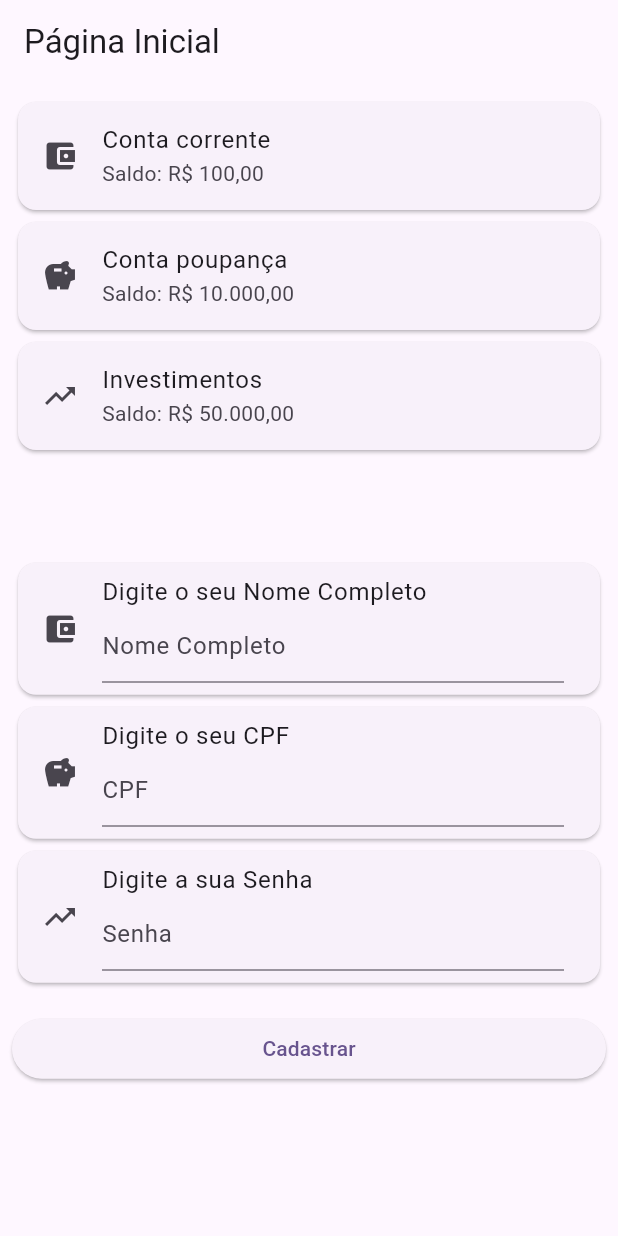
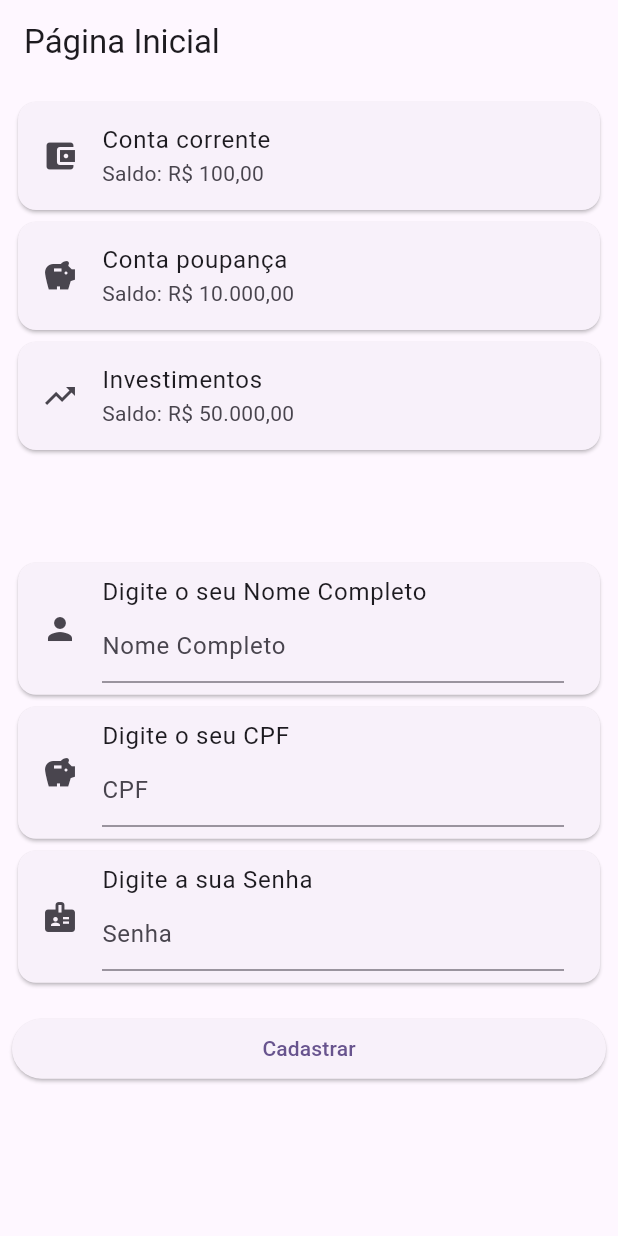
Before and after one commit to mecoxeco/Flutter, a Flutter app: the HomeView screen opened directly, on a phone screen of 412 x 824 dp. Run offline on Flutter 3.47's test engine with Material 3 defaults, Android fonts, the phone set to English and light mode, and no system bars; statements that could not run were skipped.

Commit message:
Update registercard.dart

```diff
--- a/exercises/atividade3/lib/src/components/registercard.dart
+++ b/exercises/atividade3/lib/src/components/registercard.dart
@@ -10,7 +10,7 @@ class RegisterForm extends StatelessWidget {
       children: <Widget>[
         Card(
           child: ListTile(
-            leading: const Icon(Icons.account_balance_wallet),
+            leading: const Icon(Icons.person),
             title: const Text('Digite o seu Nome Completo'),
             subtitle: TextField(
               decoration: const InputDecoration(
@@ -33,7 +33,7 @@ class RegisterForm extends StatelessWidget {
         ),
         Card(
           child: ListTile(
-            leading: const Icon(Icons.trending_up),
+            leading: const Icon(Icons.badge),
             title: const Text('Digite a sua Senha'),
             subtitle: TextField(
               decoration: const InputDecoration(
```
